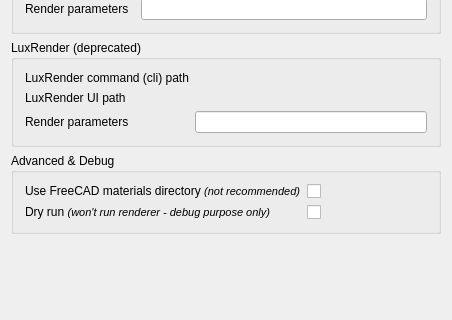
First picture: the form in Render/resources/ui/RenderSettings.ui, repository FreeCAD/FreeCAD-render, before the edit; both pictures show x 0 to 452 and y 700 to 1020 of the 452 by 1020 pixel window.
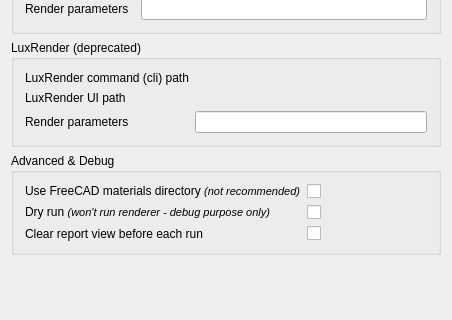
Second picture: the form after the edit. Custom widgets are drawn as their Qt base class.

Commit message:
Project: add "clear report view" option
If set, the report view is cleared before each run.

```diff
--- a/Render/resources/ui/RenderSettings.ui
+++ b/Render/resources/ui/RenderSettings.ui
@@ -728,6 +728,26 @@
         </property>
        </widget>
       </item>
+      <item row="3" column="2">
+       <widget class="Gui::PrefCheckBox" name="checkBox_2">
+        <property name="text">
+         <string/>
+        </property>
+        <property name="prefEntry" stdset="0">
+         <cstring>ClearReport</cstring>
+        </property>
+        <property name="prefPath" stdset="0">
+         <cstring>Mod/Render</cstring>
+        </property>
+       </widget>
+      </item>
+      <item row="3" column="0">
+       <widget class="QLabel" name="label_18">
+        <property name="text">
+         <string>Clear report view before each run</string>
+        </property>
+       </widget>
+      </item>
      </layout>
     </widget>
    </item>
```
The commit also changes 1 other file.
